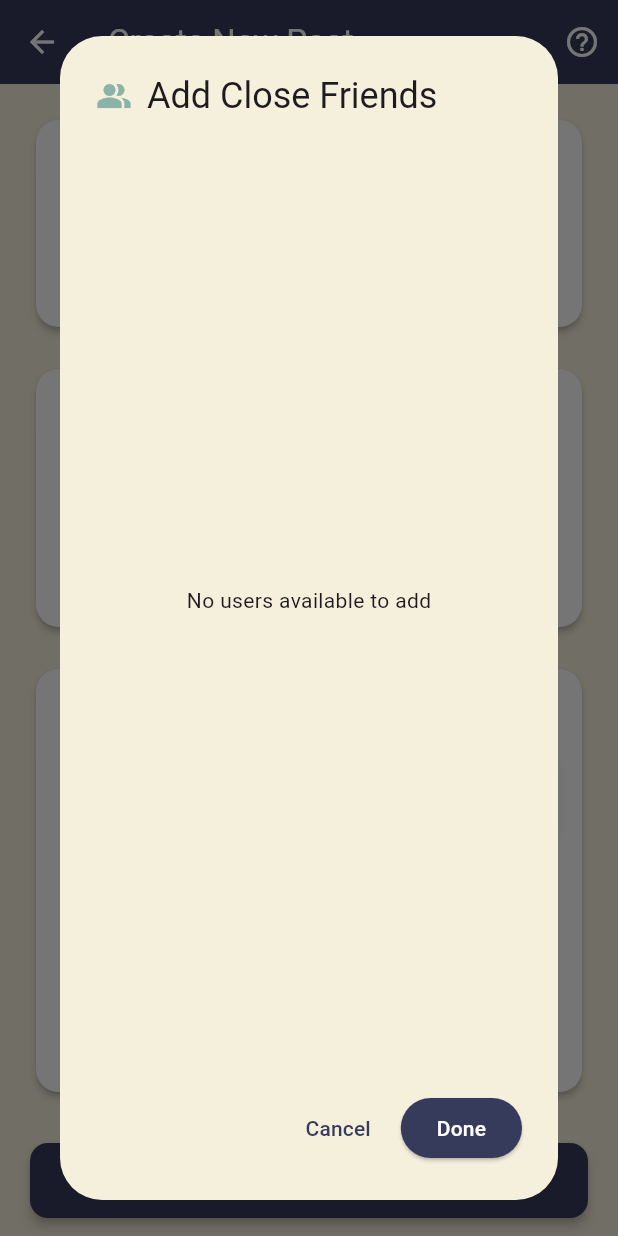
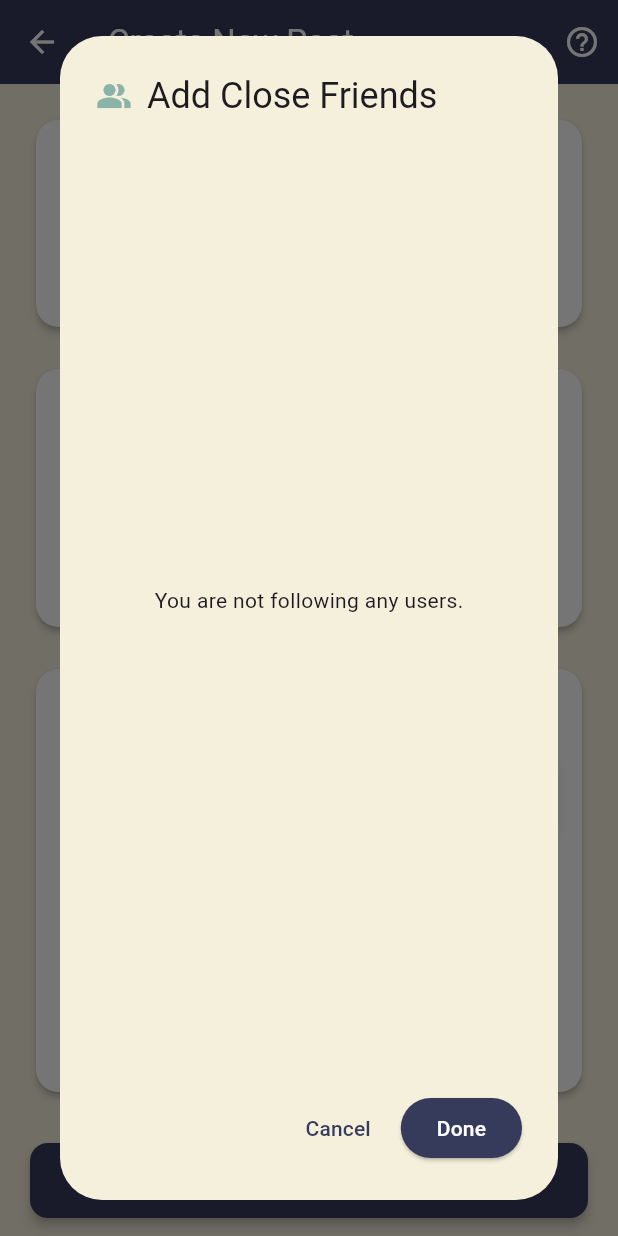
Before and after one commit to 6510615252/cn322-project, a Flutter app: the NewPostPage screen opened directly, after a tap on "Close Friends", after a tap on "Manage Close Friends", on a phone screen of 412 x 824 dp. Run offline on Flutter 3.47's test engine with Material 3 defaults, Android fonts, the phone set to English and light mode, and no system bars; our stand-ins replace cloud_firestore, firebase_auth, firebase_core, firebase_database, firebase_storage, flutter_dotenv and 2 more; accounts and stored records are empty; network calls fail.

Commit message:
fix bug add closefriends list

```diff
--- a/lib/screens/new_post_page.dart
+++ b/lib/screens/new_post_page.dart
@@ -110,8 +110,12 @@ class _NewPostPageState extends State<NewPostPage> {
     }
   }
 
-  void _showAddCloseFriendsDialog() {
+  void _showAddCloseFriendsDialog() async {
     List<String> selectedUsers = [];
+
+    // คืนค่าผู้ใช้ที่เราได้ติดตาม
+    List<String> followingUsers =
+        await _userService.getFollowingUsers(widget.uid);
 
     showDialog(
       context: context,
@@ -129,14 +133,14 @@ class _NewPostPageState extends State<NewPostPage> {
               ),
               content: Container(
                 width: double.maxFinite,
-                child: _allUsers.isEmpty
+                child: followingUsers.isEmpty
                     ? const Center(
-                        child: Text("No users available to add"),
+                        child: Text("You are not following any users."),
                       )
                     : SingleChildScrollView(
                         child: Column(
                           mainAxisSize: MainAxisSize.min,
-                          children: _allUsers.map((user) {
+                          children: followingUsers.map((user) {
                             return CheckboxListTile(
                               title: Text(user),
                               value: selectedUsers.contains(user),
@@ -330,7 +334,8 @@ class _NewPostPageState extends State<NewPostPage> {
                                   borderRadius: BorderRadius.circular(15),
                                   boxShadow: [
                                     BoxShadow(
-                                      color: AppTheme.navyColor.withOpacity(0.2),
+                                      color:
+                                          AppTheme.navyColor.withOpacity(0.2),
                                       blurRadius: 5,
                                       offset: Offset(0, 2),
                                     ),
@@ -443,7 +448,8 @@ class _NewPostPageState extends State<NewPostPage> {
                           children: [
                             Row(
                               children: [
-                                Icon(Icons.visibility, color: AppTheme.tealColor),
+                                Icon(Icons.visibility,
+                                    color: AppTheme.tealColor),
                                 const SizedBox(width: 10),
                                 Text(
                                   "Privacy Settings",
@@ -517,7 +523,8 @@ class _NewPostPageState extends State<NewPostPage> {
                                   child: GestureDetector(
                                     onTap: () {
                                       setState(() {
-                                        _isPrivate = true; // Set to Close Friends
+                                        _isPrivate =
+                                            true; // Set to Close Friends
                                       });
                                     },
                                     child: Container(
@@ -529,7 +536,8 @@ class _NewPostPageState extends State<NewPostPage> {
                                         boxShadow: _isPrivate
                                             ? [
                                                 BoxShadow(
-                                                  color: AppTheme.lightGreenColor
+                                                  color: AppTheme
+                                                      .lightGreenColor
                                                       .withOpacity(0.3),
                                                   spreadRadius: 1,
                                                   blurRadius: 5,
@@ -587,7 +595,9 @@ class _NewPostPageState extends State<NewPostPage> {
                               child: Row(
                                 children: [
                                   Icon(
-                                    _isPrivate ? Icons.check_circle : Icons.info,
+                                    _isPrivate
+                                        ? Icons.check_circle
+                                        : Icons.info,
                                     color: _isPrivate
                                         ? AppTheme.lightGreenColor
                                         : AppTheme.navyColor,
@@ -612,14 +622,15 @@ class _NewPostPageState extends State<NewPostPage> {
                             ),
                             if (_isPrivate)
                               Padding(
-                                padding:
-                                    const EdgeInsets.only(top: 16.0, bottom: 8.0),
+                                padding: const EdgeInsets.only(
+                                    top: 16.0, bottom: 8.0),
                                 child: TextButton.icon(
                                   onPressed: _showAddCloseFriendsDialog,
                                   icon: Icon(Icons.person_add,
-                                    color: AppTheme.tealColor),
+                                      color: AppTheme.tealColor),
                                   label: Text("Manage Close Friends",
-                                    style: TextStyle(color: AppTheme.tealColor)),
+                                      style:
+                                          TextStyle(color: AppTheme.tealColor)),
                                 ),
                               ),
                           ],
@@ -645,7 +656,8 @@ class _NewPostPageState extends State<NewPostPage> {
                               AppTheme.navyColor.withOpacity(0.5),
                         ),
                         child: _isLoading
-                            ? const CircularProgressIndicator(color: Colors.white)
+                            ? const CircularProgressIndicator(
+                                color: Colors.white)
                             : Row(
                                 mainAxisAlignment: MainAxisAlignment.center,
                                 children: const [
--- a/lib/services/userService.dart
+++ b/lib/services/userService.dart
@@ -53,7 +53,7 @@ class UserService {
   }
 
   Future<void> searchUsers(
-    String query, Function(List<Map<String, dynamic>>) updateResults) async {
+      String query, Function(List<Map<String, dynamic>>) updateResults) async {
     if (query.isEmpty) {
       updateResults([]); // หาก query ว่าง ให้เคลียร์ผลลัพธ์
       return;
@@ -347,4 +347,30 @@ class UserService {
       throw e;
     }
   }
+
+  //ฟังก์ชั่นดึงรายชื่อคนที่เราคิดตามอยู่
+  Future<List<String>> getFollowingUsers(currentUserUid) async {
+    try {
+      DocumentSnapshot userDoc =
+          await _firestore.collection('User').doc(currentUserUid).get();
+
+      if (userDoc.exists) {
+        List<dynamic> followingList = userDoc['following'] ?? [];
+
+        List<String> followingNames = [];
+
+        for (String uid in followingList) {
+          String userName = await getUserNameByUid(uid);
+          followingNames.add(userName);
+        }
+
+        return followingNames;
+      } else {
+        return [];
+      }
+    } catch (e) {
+      print("Error getting following users with names: $e");
+      return [];
+    }
+  }
 }
```
